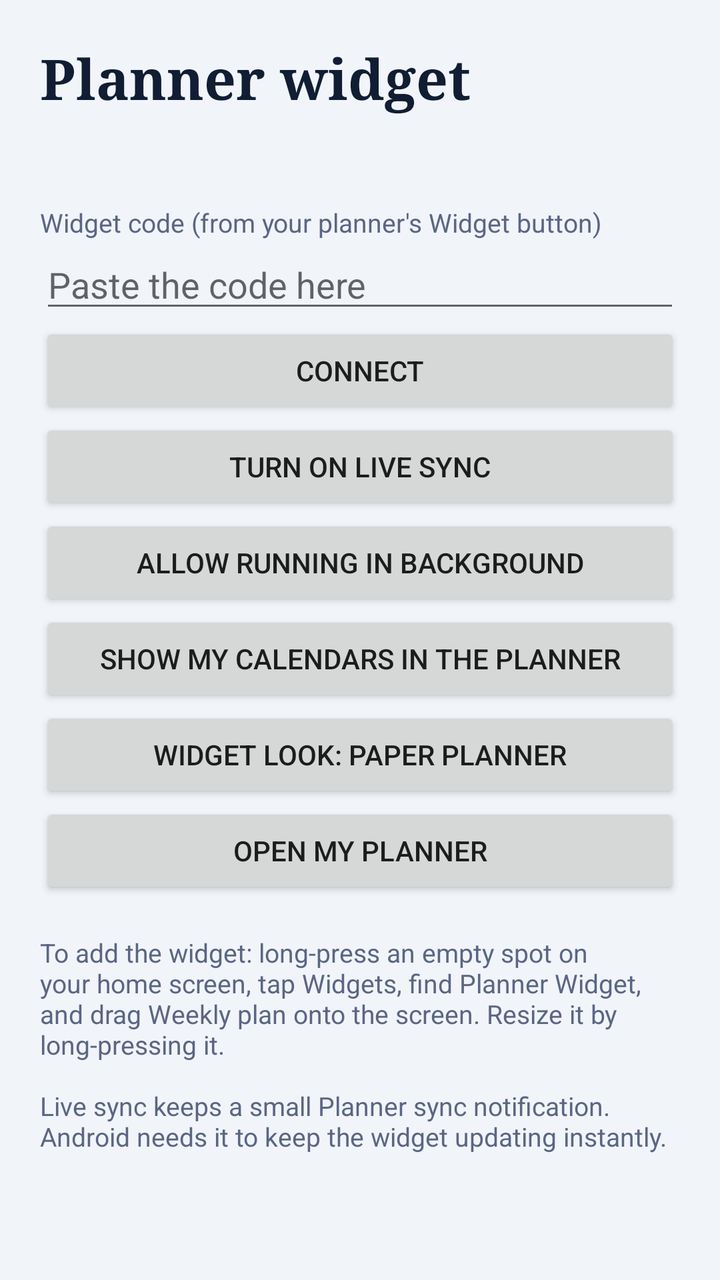
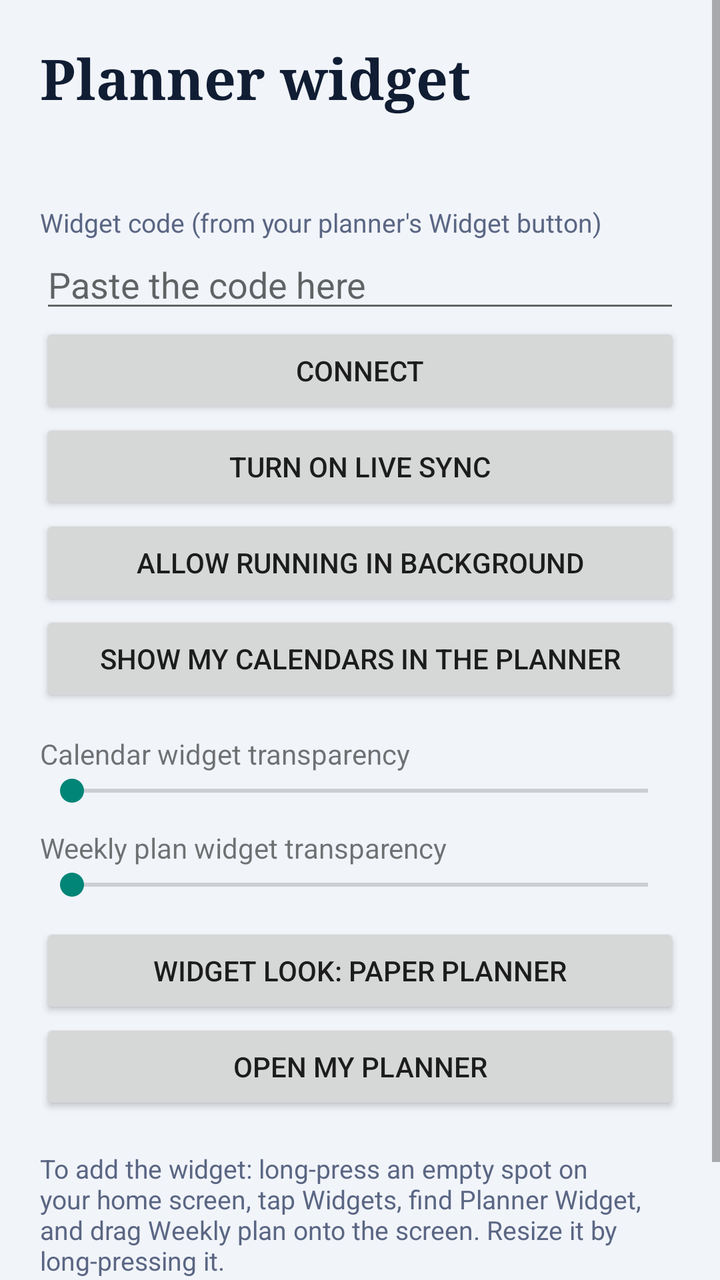

Compare the two renders of this Android layout. The source of the first and the diff that turns it into the second are given below.
<!-- AndroidManifest.xml: application theme android:Theme.Material.Light.DarkActionBar -->
<!-- res/layout/activity_main.xml -->
<?xml version="1.0" encoding="utf-8"?>
<ScrollView xmlns:android="http://schemas.android.com/apk/res/android"
    android:layout_width="match_parent"
    android:layout_height="match_parent"
    android:background="#FFF1F4F9">

    <LinearLayout
        android:layout_width="match_parent"
        android:layout_height="wrap_content"
        android:orientation="vertical"
        android:padding="20dp">

        <TextView
            android:layout_width="wrap_content"
            android:layout_height="wrap_content"
            android:fontFamily="serif"
            android:text="Planner widget"
            android:textColor="#FF101D33"
            android:textSize="28sp"
            android:textStyle="bold" />

        <TextView
            android:id="@+id/status"
            android:layout_width="match_parent"
            android:layout_height="wrap_content"
            android:paddingTop="10dp"
            android:paddingBottom="14dp"
            android:textColor="#FF101D33"
            android:textSize="15sp" />

        <TextView
            android:layout_width="wrap_content"
            android:layout_height="wrap_content"
            android:text="Widget code (from your planner's Widget button)"
            android:textColor="#FF5A6683"
            android:textSize="13sp" />

        <EditText
            android:id="@+id/code"
            android:layout_width="match_parent"
            android:layout_height="wrap_content"
            android:hint="Paste the code here"
            android:inputType="textNoSuggestions"
            android:singleLine="true" />

        <Button
            android:id="@+id/save"
            android:layout_width="match_parent"
            android:layout_height="wrap_content"
            android:text="Connect" />

        <Button
            android:id="@+id/live"
            android:layout_width="match_parent"
            android:layout_height="wrap_content"
            android:text="Turn on live sync" />

        <Button
            android:id="@+id/battery"
            android:layout_width="match_parent"
            android:layout_height="wrap_content"
            android:text="Allow running in background" />

        <Button
            android:id="@+id/calperm"
            android:layout_width="match_parent"
            android:layout_height="wrap_content"
            android:text="Show my calendars in the planner" />

        <Button
            android:id="@+id/style"
            android:layout_width="match_parent"
            android:layout_height="wrap_content"
            android:text="Widget look: paper planner" />

        <Button
            android:id="@+id/open"
            android:layout_width="match_parent"
            android:layout_height="wrap_content"
            android:text="Open My Planner" />

        <TextView
            android:layout_width="match_parent"
            android:layout_height="wrap_content"
            android:paddingTop="18dp"
            android:text="To add the widget: long-press an empty spot on your home screen, tap Widgets, find Planner Widget, and drag Weekly plan onto the screen. Resize it by long-pressing it.\n\nLive sync keeps a small Planner sync notification. Android needs it to keep the widget updating instantly."
            android:textColor="#FF5A6683"
            android:textSize="13sp" />
    </LinearLayout>
</ScrollView>
<!-- resources referenced by this layout -->
<resources>

</resources>

<!-- the commit's change to res/layout/activity_main.xml (unified diff, before → after) -->
@@ -67,6 +67,33 @@
             android:layout_height="wrap_content"
             android:text="Show my calendars in the planner" />
 
+        <TextView
+            android:id="@+id/calTranspLbl"
+            android:layout_width="match_parent"
+            android:layout_height="wrap_content"
+            android:layout_marginTop="14dp"
+            android:text="Calendar widget transparency" />
+
+        <SeekBar
+            android:id="@+id/calTransp"
+            android:layout_width="match_parent"
+            android:layout_height="wrap_content"
+            android:max="100" />
+
+        <TextView
+            android:id="@+id/boardTranspLbl"
+            android:layout_width="match_parent"
+            android:layout_height="wrap_content"
+            android:layout_marginTop="10dp"
+            android:text="Weekly plan widget transparency" />
+
+        <SeekBar
+            android:id="@+id/boardTransp"
+            android:layout_width="match_parent"
+            android:layout_height="wrap_content"
+            android:layout_marginBottom="10dp"
+            android:max="100" />
+
         <Button
             android:id="@+id/style"
             android:layout_width="match_parent"
